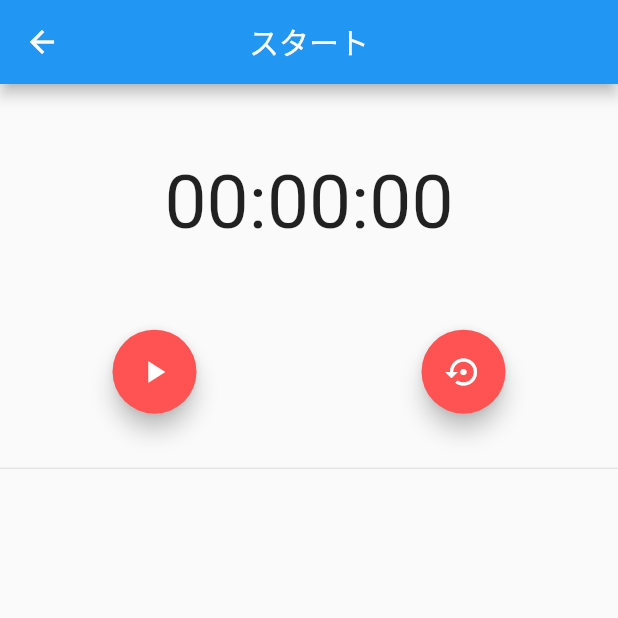
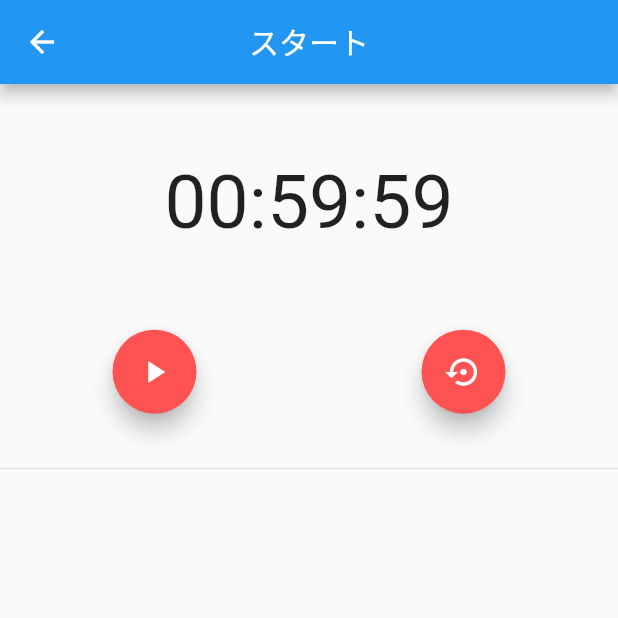
Before and after one commit to 198ai/doto_app, a Flutter app: the StartPage screen opened directly, on a phone screen of 412 x 824 dp, the top half of it. Run offline on Flutter 3.47's test engine with Material 2 defaults, Android fonts, the phone set to English and light mode, and no system bars; our stand-ins replace dio, flutter_screenutil, shared_preferences, vibration; accounts and stored records are empty; network calls fail.

Commit message:
倒计时功能

```diff
--- a/lib/pages/Start.dart
+++ b/lib/pages/Start.dart
@@ -3,16 +3,26 @@ import 'dart:async';
 import 'package:flutter/material.dart';
 
 class StartPage extends StatefulWidget {
-  StartPage({Key? key}) : super(key: key);
+  int time;
+  int date;
+  StartPage({
+    Key? key,
+    this.date = 0,
+    this.time = 0,
+  }) : super(key: key);
 
-  _StartPageState createState() => _StartPageState();
+  _StartPageState createState() => _StartPageState(this.date, this.time);
 }
 
 class _StartPageState extends State<StartPage> {
   GlobalKey<_StartPageState> globalKey = GlobalKey();
+  int time;
+  int date;
+  _StartPageState(this.date, this.time) : super();
 
   /// 初期値
   var _timeString = '00:00:00';
+  var _countdownTime;
   var hour;
   var minutes;
   var second;
@@ -29,6 +39,61 @@ class _StartPageState extends State<StartPage> {
   List _deltaList = []; //储存差值 类型int 单位mill second
   int _maxIndex = 0; // 最大值的索引
   int _minIndex = 0; // 最小值的索引
+
+  @override
+  void initState() {
+    super.initState();
+    //先判断初期值是否存在
+    /**
+     * 有初期值就倒计时，没有就正向记时
+     * 每次暂停，记录经过值
+     * 返回到主页的时候已经有的值减去经过的值，更新页面
+     */
+    _timeString = _formatDateTime(this.time);
+    print(_timeString);
+    //获取当期时间
+    var now = DateTime.now();
+    //获取 2 分钟的时间间隔
+    var twoHours = now.add(Duration(seconds: time)).difference(now);
+    //获取总秒数，2 分钟为 120 秒
+    time = twoHours.inSeconds;
+    startTimer();
+  }
+  void startTimer() {
+    //设置 1 秒回调一次
+    const period = const Duration(seconds: 1);
+    _timer = Timer.periodic(period, (timer) {
+      //更新界面
+      setState(() {
+        //秒数减一，因为一秒回调一次
+        time--;
+      });
+      if (time == 0) {
+        //倒计时秒数为0，取消定时器
+        cancelTimer();
+      }
+    });
+  }
+
+   void cancelTimer() {
+    if (_timer != null) {
+      _timer.cancel();
+      _timer = null;
+    }
+  }
+  //时间格式化，根据总秒数转换为对应的 hh:mm:ss 格式
+  String constructTime(int seconds) {
+    int hour = seconds ~/ 3600;
+    int minute = seconds % 3600 ~/ 60;
+    int second = seconds % 60;
+    return formatTime(hour) + ":" + formatTime(minute) + ":" + formatTime(second);
+  }
+
+  //数字格式化，将 0~9 的时间转换为 00~09
+  String formatTime(int timeNum) {
+    return timeNum < 10 ? "0" + timeNum.toString() : timeNum.toString();
+  }
+
   // 计次操作
   void lap() {
     if (!_isStart) {
@@ -59,6 +124,7 @@ class _StartPageState extends State<StartPage> {
   }
 
   void _startTimer() {
+
       setState(() {
         _isStart = !_isStart;
         if (_isStart) {
@@ -68,6 +134,7 @@ class _StartPageState extends State<StartPage> {
           _timer.cancel();
         }
       });
+
   }
 
   void _onTimer(Timer timer) {
@@ -115,11 +182,14 @@ class _StartPageState extends State<StartPage> {
         """${_convertTwoDigits(hour)}:${_convertTwoDigits(minute)}:${_convertTwoDigits(second)}""";
     return differTime;
   }
+
   @override
   void dispose() {
     super.dispose();
-     if (_timer != null) {   // 页面销毁时触发定时器销毁
-      if (_timer.isActive) {  // 判断定时器是否是激活状态
+    if (_timer != null) {
+      // 页面销毁时触发定时器销毁
+      if (_timer.isActive) {
+        // 判断定时器是否是激活状态
         _timer.cancel();
       }
     }
@@ -129,8 +199,8 @@ class _StartPageState extends State<StartPage> {
     _isStart = false;
     _maxIndex = 0;
     _minIndex = 0;
+  }
 
-  }
   @override
   Widget build(BuildContext context) {
     return Scaffold(
@@ -147,11 +217,17 @@ class _StartPageState extends State<StartPage> {
                   child: Container(
                       margin: EdgeInsets.only(top: 50),
                       alignment: Alignment.topCenter,
-                      child: Text(_timeString,
+                      child: time ==0 ?
+                      Text(_timeString,
                           style: TextStyle(
                             fontSize: 50,
                             color: Colors.black87,
-                          )))),
+                          )):Text(constructTime(time),
+                            style: TextStyle(
+                            fontSize: 50,
+                            color: Colors.black87,
+                          )))
+                          ),
               Expanded(
                 flex: 1,
                 child: Row(
```
Also changed, not shown: lib/pages/tabs/ToDoList.dart (+25 -12 lines). Lines whose indentation alone changed are shown as unchanged.
